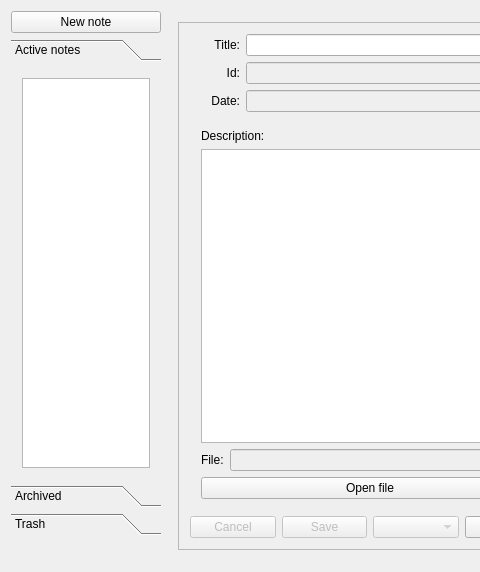
Old version of the form PluriNotes/plurinotes.ui in the repository guillaumejounel/PluriNotes; both pictures show x 0 to 480 and y 0 to 572 of the 850 by 572 pixel window.
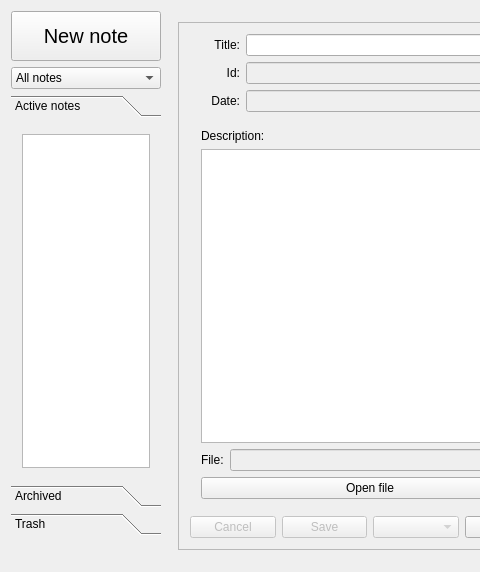
New version of the form.

Commit message: improved ui en vue du filtrage of note types (je fatigue)

The edit to the form file:
```diff
--- a/PluriNotes/plurinotes.ui
+++ b/PluriNotes/plurinotes.ui
@@ -50,6 +50,24 @@
     </property>
     <item row="1" column="0">
      <layout class="QVBoxLayout" name="verticalLayout_11">
+      <item>
+       <layout class="QVBoxLayout" name="verticalLayout_15">
+        <item>
+         <widget class="QComboBox" name="filterComboBox">
+          <item>
+           <property name="text">
+            <string>All notes</string>
+           </property>
+          </item>
+          <item>
+           <property name="text">
+            <string>Only tasks</string>
+           </property>
+          </item>
+         </widget>
+        </item>
+       </layout>
+      </item>
       <item>
        <widget class="QToolBox" name="toolBox">
         <property name="minimumSize">
@@ -67,7 +85,7 @@
            <x>0</x>
            <y>0</y>
            <width>150</width>
-           <height>348</height>
+           <height>307</height>
           </rect>
          </property>
          <attribute name="label">
@@ -172,6 +190,17 @@
     </item>
     <item row="0" column="0">
      <widget class="QPushButton" name="ButtonNewNote">
+      <property name="minimumSize">
+       <size>
+        <width>0</width>
+        <height>50</height>
+       </size>
+      </property>
+      <property name="font">
+       <font>
+        <pointsize>15</pointsize>
+       </font>
+      </property>
       <property name="text">
        <string>New note</string>
       </property>
```
Left out of the diff: 14 changed lines with no effect on the pictures.
